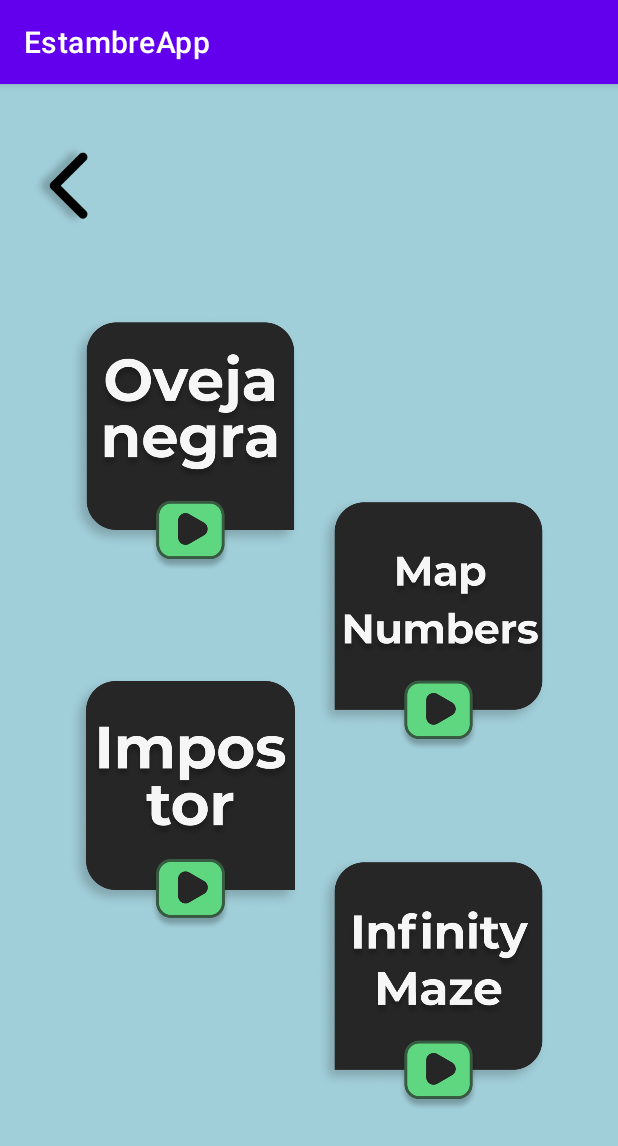
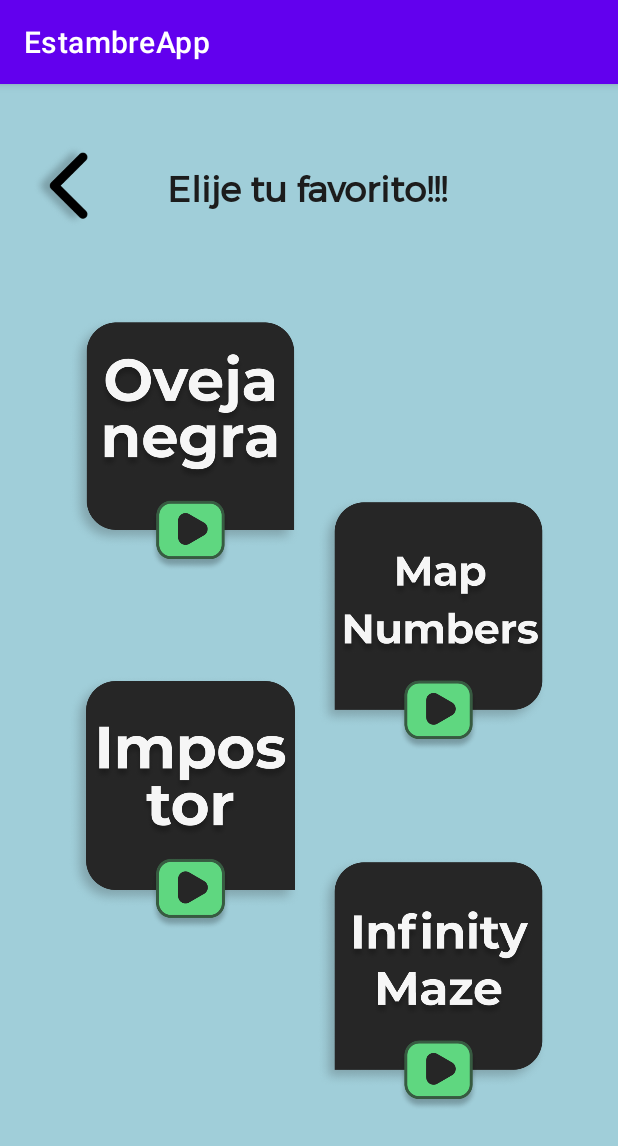
Before and after one commit to JonathanJosa/EstambreApp, an Android app: the GamesMenuActivity screen opened directly, with no data from a screen before it, on a phone screen of 412 x 824 dp. Shown: the top 1146 px of the screen. Run offline under Robolectric (Android 15) with nearby library versions, the phone set to English and light mode, and no system bars.

Commit message:
title on menuGames

```diff
--- a/app/src/main/res/layout/activity_games_menu.xml
+++ b/app/src/main/res/layout/activity_games_menu.xml
@@ -27,6 +27,7 @@
         tools:ignore="SpeakableTextPresentCheck" />
 
     <ScrollView
+        android:id="@+id/scrollView2"
         android:layout_width="350dp"
         android:layout_height="624dp"
         android:scrollbarSize="0dp"
@@ -44,4 +45,20 @@
             android:layout_height="wrap_content"
             android:orientation="vertical" />
     </ScrollView>
+
+    <TextView
+        android:id="@+id/textView"
+        android:layout_width="wrap_content"
+        android:layout_height="wrap_content"
+        android:fontFamily="@font/montserrat"
+        android:text="@string/elije_tu_favorito"
+        android:textColor="#1C1C1C"
+        android:textSize="24sp"
+        android:textStyle="bold"
+        app:layout_constraintBottom_toBottomOf="@+id/scrollView2"
+        app:layout_constraintEnd_toEndOf="parent"
+        app:layout_constraintHorizontal_bias="0.497"
+        app:layout_constraintStart_toStartOf="parent"
+        app:layout_constraintTop_toTopOf="parent"
+        app:layout_constraintVertical_bias="0.07" />
 </androidx.constraintlayout.widget.ConstraintLayout>
--- a/app/src/main/res/values/strings.xml
+++ b/app/src/main/res/values/strings.xml
@@ -24,4 +24,5 @@
     <string name="button_to_go_left_on_maze">Button to go left on maze</string>
     <string name="button_to_go_up_on_maze">Button to go up on maze</string>
     <string name="exitgame">ExitGame</string>
+    <string name="elije_tu_favorito">Elije tu favorito!!!</string>
 </resources>
```
